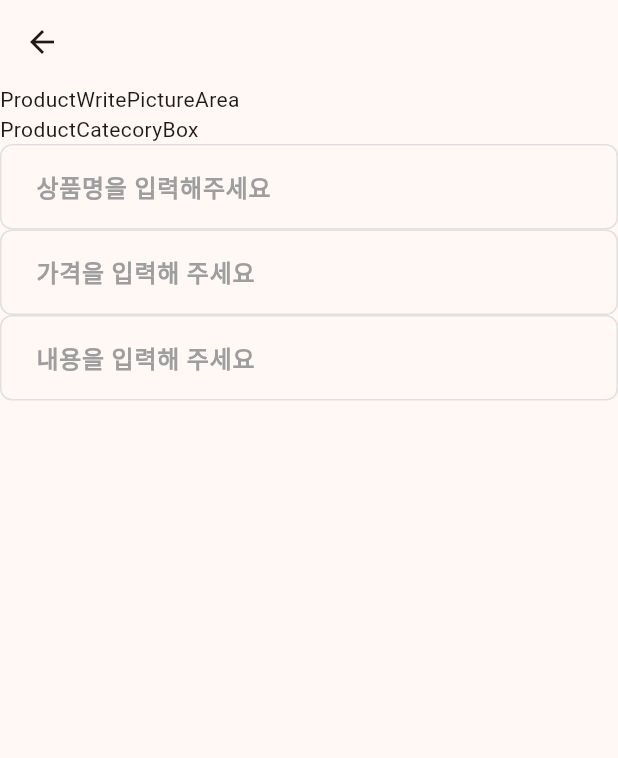
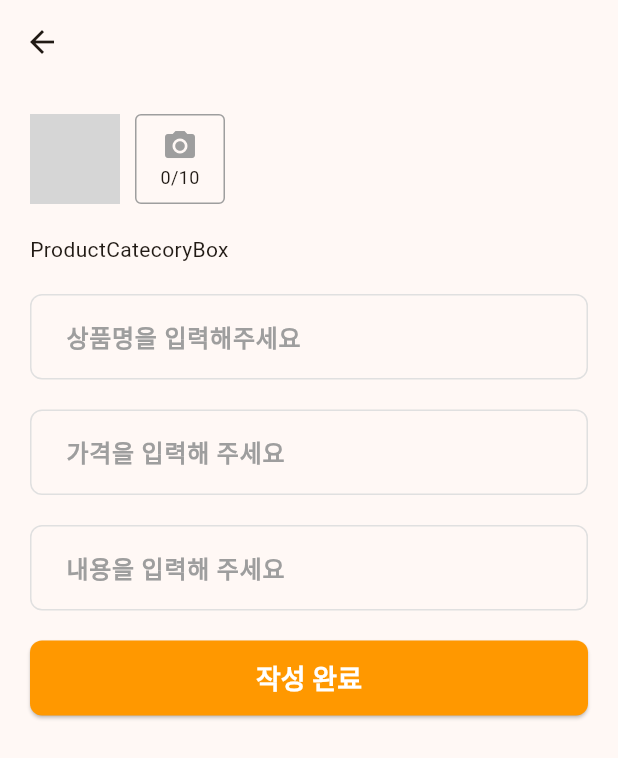
Before and after one commit to seongil-pak/flutter_market_app, a Flutter app: the ProductWritePage screen opened directly, on a phone screen of 412 x 824 dp. Shown: the top 758 px of the screen. Run offline on Flutter 3.47's test engine with Material 3 defaults, Android fonts, the phone set to English and light mode, and no system bars; our stand-ins replace flutter_riverpod; network calls fail; grey boxes are pictures that could not be loaded.

Commit message:
productpage구현

```diff
--- a/lib/ui/pages/product_write/product_write_page.dart
+++ b/lib/ui/pages/product_write/product_write_page.dart
@@ -22,6 +22,10 @@ class _ProductWritePageState extends State<ProductWritePage> {
     super.dispose();
   }
 
+  void onWriteDone() {
+    formKey.currentState?.validate();
+  }
+
   @override
   Widget build(BuildContext context) {
     return GestureDetector(
@@ -34,10 +38,14 @@ class _ProductWritePageState extends State<ProductWritePage> {
           body: Form(
             key: formKey,
             child: ListView(
+              padding: EdgeInsets.all(
+                20,
+              ),
               children: [
-                //
                 ProductWritePictureArea(),
+                SizedBox(height: 20),
                 ProductCatecoryBox(),
+                SizedBox(height: 20),
                 TextFormField(
                   controller: titleController,
                   decoration: InputDecoration(
@@ -45,19 +53,28 @@ class _ProductWritePageState extends State<ProductWritePage> {
                   ),
                   validator: ValidatorUtil.validatorTitle,
                 ),
+                SizedBox(height: 20),
                 TextFormField(
                   controller: priceController,
                   keyboardType: TextInputType.number,
                   decoration: InputDecoration(
                     hintText: '가격을 입력해 주세요',
                   ),
+                  validator: ValidatorUtil.validatorPrice,
                 ),
+                SizedBox(height: 20),
                 TextFormField(
                   controller: contentController,
                   decoration: InputDecoration(
                     hintText: '내용을 입력해 주세요',
                   ),
-                )
+                  validator: ValidatorUtil.validatorContent,
+                ),
+                SizedBox(height: 20),
+                ElevatedButton(
+                  onPressed: onWriteDone,
+                  child: Text('작성 완료'),
+                ),
               ],
             ),
           )),
--- a/lib/ui/pages/product_write/widgets/product_write_picture_area.dart
+++ b/lib/ui/pages/product_write/widgets/product_write_picture_area.dart
@@ -1,8 +1,61 @@
 import 'package:flutter/material.dart';
+import 'package:flutter/rendering.dart';
 
 class ProductWritePictureArea extends StatelessWidget {
   @override
   Widget build(BuildContext context) {
-    return Text('ProductWritePictureArea');
+    return SizedBox(
+      height: 60,
+      width: double.infinity,
+      child: ListView(
+        scrollDirection: Axis.horizontal,
+        children: [
+          AspectRatio(
+            aspectRatio: 1,
+            child: ClipRRect(
+              borderRadius: BorderRadius.circular(4),
+              child: Image.network(
+                'https://picsum.photos/200/300',
+                fit: BoxFit.cover,
+              ),
+            ),
+          ),
+          SizedBox(width: 10),
+          GestureDetector(
+            onTap: () {
+              //TODO 사진업로드 구현하기
+              print('사진 업로드');
+            },
+            child: AspectRatio(
+              aspectRatio: 1,
+              child: Container(
+                decoration: BoxDecoration(
+                  color: Colors.transparent,
+                  border: Border.all(
+                    color: Colors.grey,
+                  ),
+                  borderRadius: BorderRadius.circular(4),
+                ),
+                child: Column(
+                  mainAxisAlignment: MainAxisAlignment.center,
+                  children: [
+                    Icon(
+                      Icons.camera_alt,
+                      color: Colors.grey,
+                    ),
+                    Text(
+                      '0/10',
+                      style: TextStyle(
+                        fontSize: 12,
+                      ),
+                    )
+                  ],
+                ),
+              ),
+            ),
+          )
+        ],
+      ),
+    );
   }
 }
```
